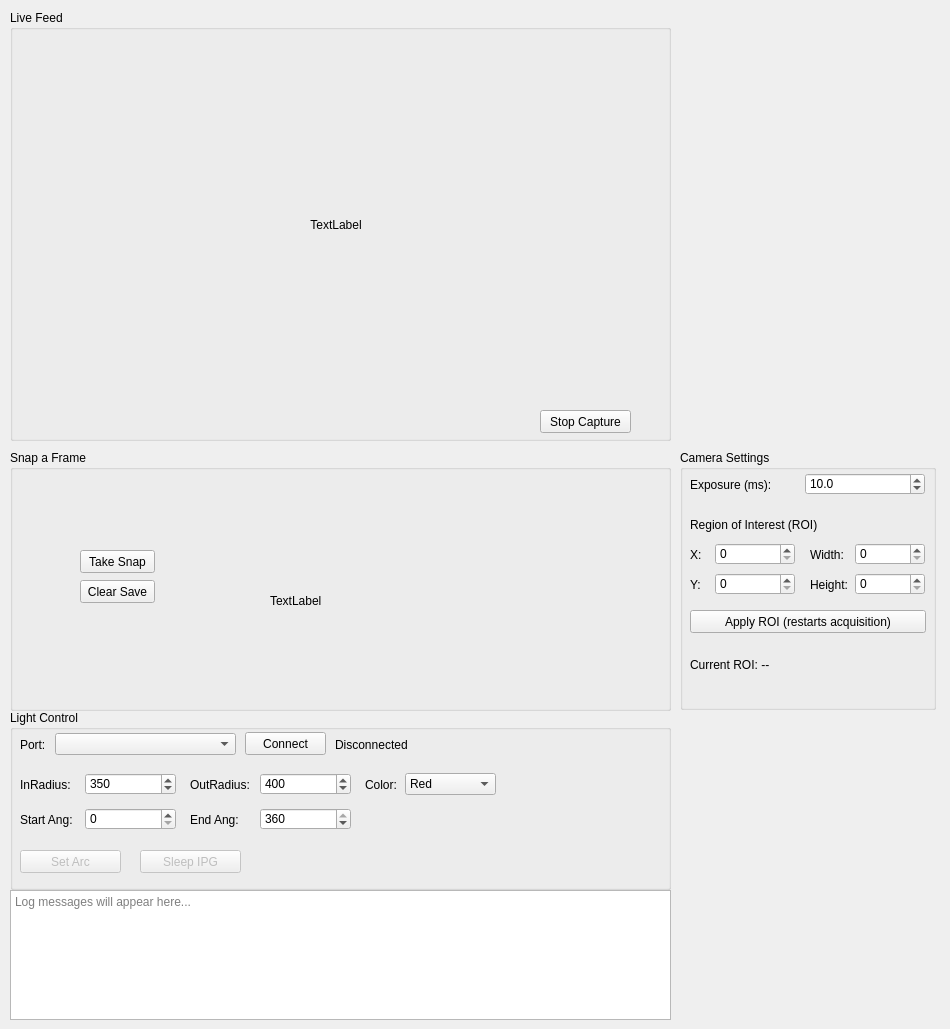
This is main-des.ui in fossil-fishhhooks/kerr-imaging as Qt 5 draws it before an edit. The edited form follows.
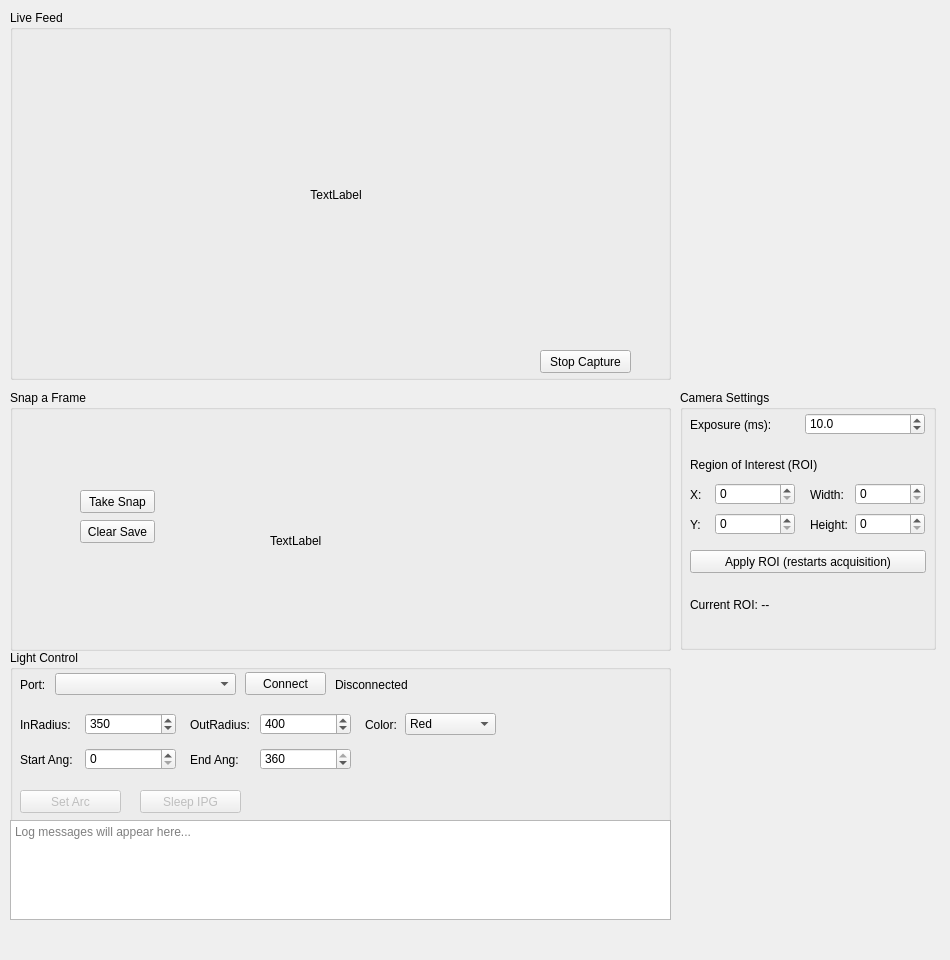
This is the edited form.

What changed in the file:
```diff
--- a/main-des.ui
+++ b/main-des.ui
@@ -7,7 +7,7 @@
     <x>0</x>
     <y>0</y>
     <width>950</width>
-    <height>1029</height>
+     <height>960</height>
    </rect>
   </property>
   <property name="windowTitle">
@@ -19,8 +19,8 @@
      <rect>
       <x>10</x>
       <y>10</y>
-      <width>661</width>
-      <height>431</height>
+       <width>661</width>
+       <height>370</height>
      </rect>
     </property>
     <layout class="QVBoxLayout" name="main_layout">
@@ -41,7 +41,7 @@
            <x>10</x>
            <y>30</y>
            <width>632</width>
-           <height>370</height>
+           <height>310</height>
           </rect>
          </property>
          <property name="cursor">
@@ -58,7 +58,7 @@
          <property name="geometry">
           <rect>
            <x>530</x>
-           <y>400</y>
+           <y>340</y>
            <width>91</width>
            <height>23</height>
           </rect>
@@ -75,7 +75,7 @@
     <property name="geometry">
      <rect>
       <x>10</x>
-      <y>450</y>
+      <y>390</y>
       <width>661</width>
       <height>261</height>
      </rect>
@@ -130,7 +130,7 @@
     <property name="geometry">
      <rect>
       <x>10</x>
-      <y>710</y>
+      <y>650</y>
       <width>661</width>
       <height>180</height>
      </rect>
@@ -378,7 +378,7 @@
     <property name="geometry">
      <rect>
       <x>680</x>
-      <y>450</y>
+      <y>390</y>
       <width>256</width>
       <height>260</height>
      </rect>
@@ -572,9 +572,9 @@
     <property name="geometry">
      <rect>
       <x>10</x>
-      <y>890</y>
+      <y>820</y>
       <width>661</width>
-      <height>130</height>
+      <height>100</height>
      </rect>
     </property>
     <property name="readOnly">
```
